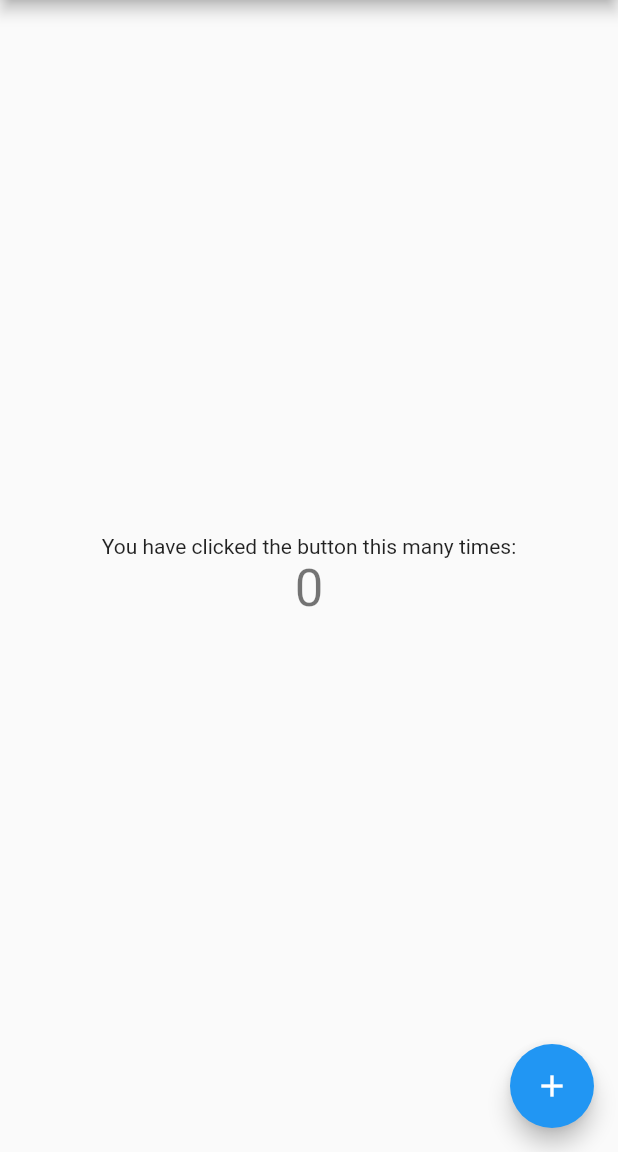
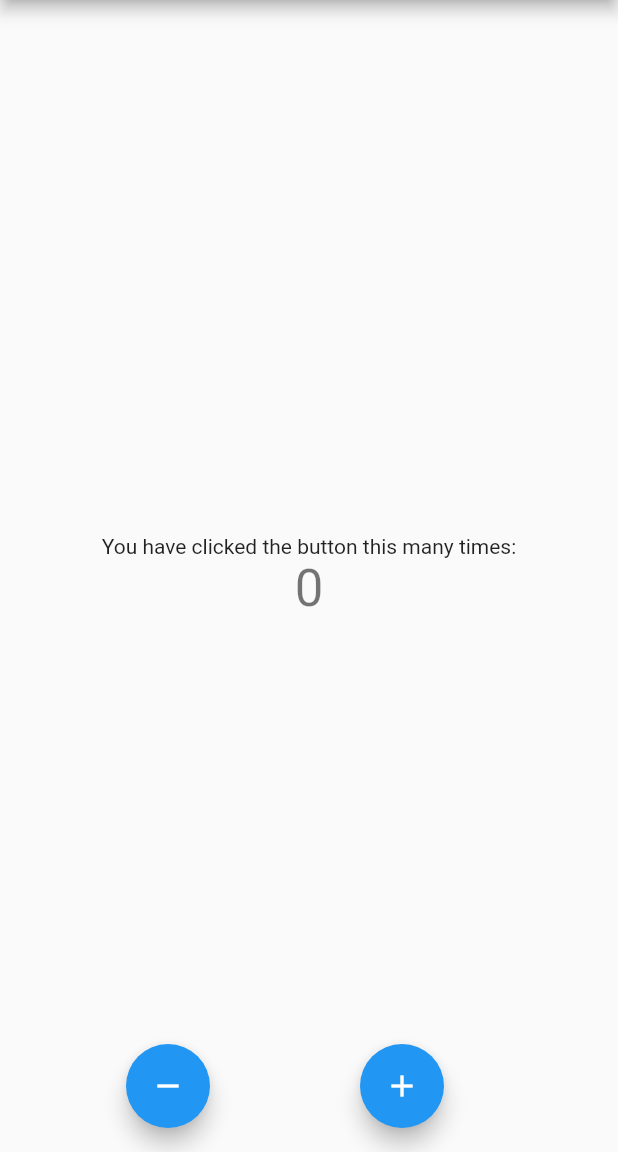
Before and after one commit to rdonald/Flutter-Sandbox, a Flutter app: the screen it shows after launch, on a phone screen of 412 x 824 dp, the part 84-1236 px from its top. Run offline on Flutter 3.47's test engine with Material 2 defaults, Android fonts, the phone set to English and light mode, and no system bars.

```diff
--- a/lib/main.dart
+++ b/lib/main.dart
@@ -61,6 +61,17 @@ class _MyHomePageState extends State<MyHomePage> {
     });
   }
 
+  void _decrementCounter() {
+    setState(() {
+      // This call to setState tells the Flutter framework that something has
+      // changed in this State, which causes it to rerun the build method below
+      // so that the display can reflect the updated values. If we changed
+      // _counter without calling setState(), then the build method would not be
+      // called again, and so nothing would appear to happen.
+      _counter--;
+    });
+  }
+
   @override
   Widget build(BuildContext context) {
     // This method is rerun every time setState is called, for instance as done
@@ -105,11 +116,21 @@ class _MyHomePageState extends State<MyHomePage> {
             ],
           ),
         ),
-      floatingActionButton: FloatingActionButton(
+        floatingActionButton: Row(
+          mainAxisAlignment: MainAxisAlignment.spaceEvenly,
+          children: <Widget>[
+            FloatingActionButton(
+              // first FAB to perform decrement
+              onPressed: _decrementCounter,
+              child: Icon(Icons.remove),
+            ),
+            FloatingActionButton(
+              // second FAB to perform increment
               onPressed: _incrementCounter,
-        tooltip: 'Increment',
-        child: const Icon(Icons.add),
-      ), // This trailing comma makes auto-formatting nicer for build methods.
+              child: Icon(Icons.add),
+            ),
+          ],
+        ) // This trailing comma makes auto-formatting nicer for build methods.
         );
   }
 }
```
Lines whose indentation alone changed are shown as unchanged.
